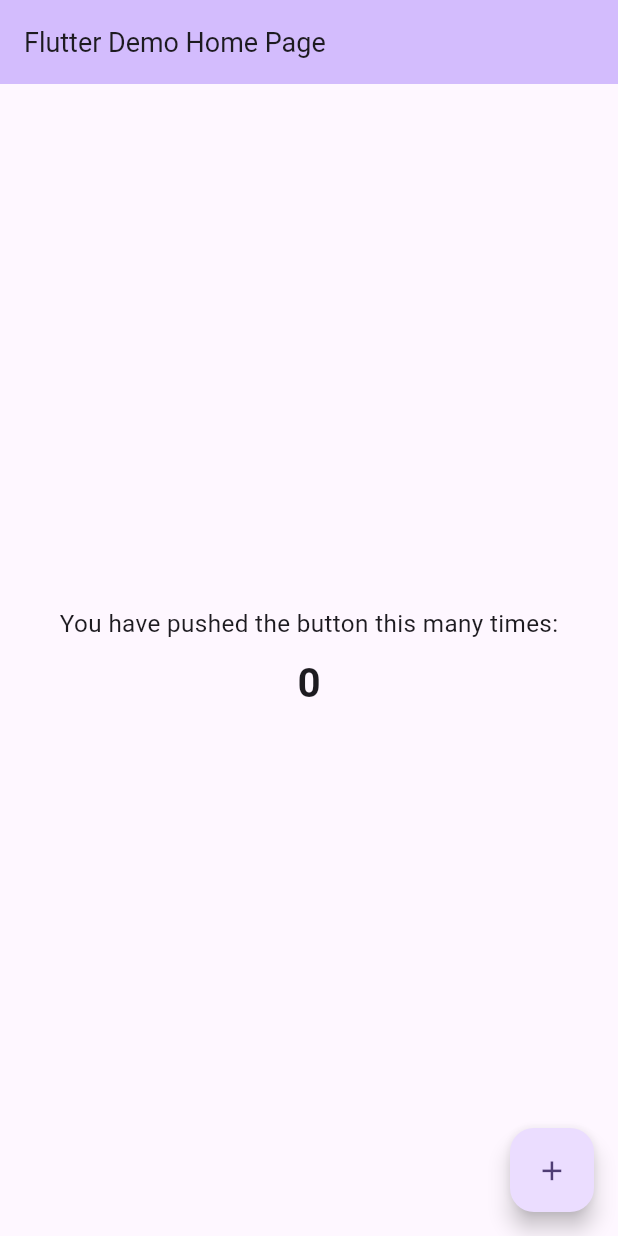
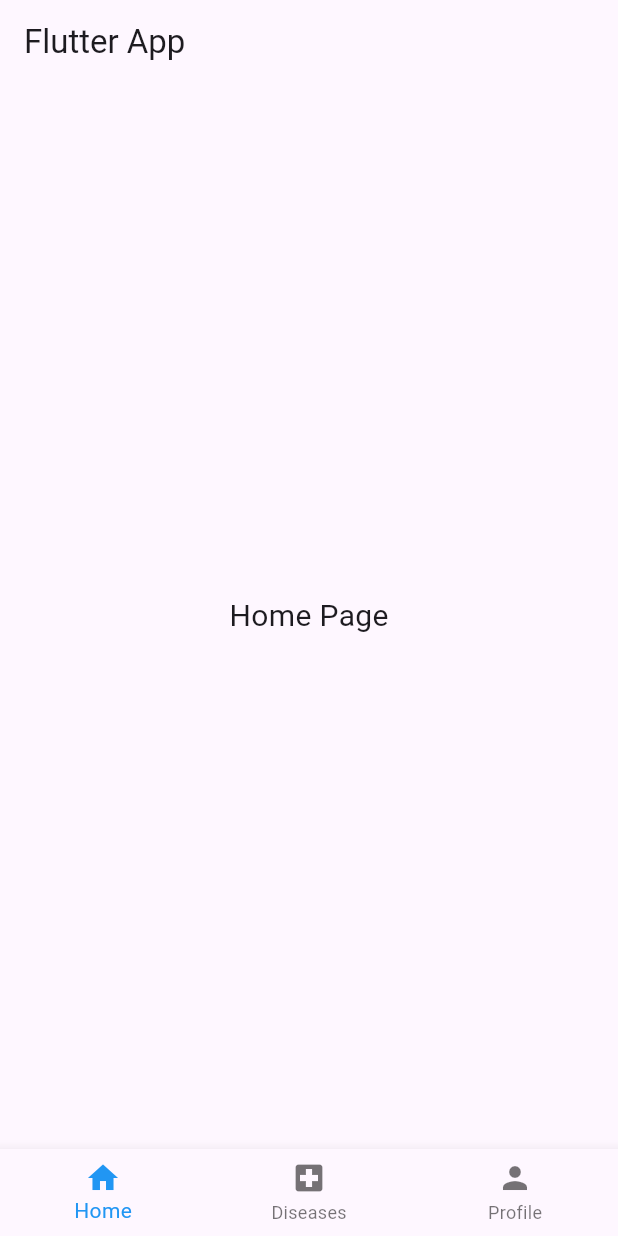
Before and after one commit to IT21161056/Papaya-Buddy, a Flutter app: the screen it shows after launch, on a phone screen of 412 x 824 dp. Run offline on Flutter 3.47's test engine with Material 3 defaults, Android fonts, the phone set to English and light mode, and no system bars.

Commit message:
feat: create splash screen, home screen and the bottom navigation bar

```diff
--- a/mobile_app/lib/main.dart
+++ b/mobile_app/lib/main.dart
@@ -1,5 +1,5 @@
 import 'package:flutter/material.dart';
-import 'package:flutter_screenutil/flutter_screenutil.dart';
+import 'routes/router.dart';
 
 void main() {
   runApp(const MyApp());
@@ -10,71 +10,11 @@ class MyApp extends StatelessWidget {
 
   @override
   Widget build(BuildContext context) {
-    return ScreenUtilInit(
-      designSize: Size(412, 917), // Set design size for scaling
-      minTextAdapt: true,
-      splitScreenMode: true,
-      builder: (context, child) {
-        return MaterialApp(
-          title: 'Flutter Demo',
-          theme: ThemeData(
-            colorScheme: ColorScheme.fromSeed(seedColor: Colors.deepPurple),
-            useMaterial3: true,
-          ),
-          home: const MyHomePage(title: 'Flutter Demo Home Page'),
-        );
-      },
+    return MaterialApp(
+      debugShowCheckedModeBanner: false,
+      title: 'Flutter App',
+      initialRoute: '/',
+      onGenerateRoute: AppRouter.generateRoute,
     );
   }
 }
-
-class MyHomePage extends StatefulWidget {
-  const MyHomePage({super.key, required this.title});
-
-  final String title;
-
-  @override
-  State<MyHomePage> createState() => _MyHomePageState();
-}
-
-class _MyHomePageState extends State<MyHomePage> {
-  int _counter = 0;
-
-  void _incrementCounter() {
-    setState(() {
-      _counter++;
-    });
-  }
-
-  @override
-  Widget build(BuildContext context) {
-    return Scaffold(
-      appBar: AppBar(
-        backgroundColor: Theme.of(context).colorScheme.inversePrimary,
-        title: Text(widget.title,
-            style: TextStyle(fontSize: 20.sp)), // Responsive font size
-      ),
-      body: Center(
-        child: Column(
-          mainAxisAlignment: MainAxisAlignment.center,
-          children: <Widget>[
-            Text(
-              'You have pushed the button this many times:',
-              style: TextStyle(fontSize: 18.sp), // Responsive text size
-            ),
-            SizedBox(height: 10.h), // Responsive spacing
-            Text(
-              '$_counter',
-              style: TextStyle(fontSize: 30.sp, fontWeight: FontWeight.bold),
-            ),
-          ],
-        ),
-      ),
-      floatingActionButton: FloatingActionButton(
-        onPressed: _incrementCounter,
-        tooltip: 'Increment',
-        child: Icon(Icons.add, size: 24.sp), // Responsive icon size
-      ),
-    );
-  }
-}
--- a/mobile_app/lib/routes/router.dart
+++ b/mobile_app/lib/routes/router.dart
@@ -0,0 +1,20 @@
+import 'package:flutter/material.dart';
+import '../views/home_view.dart';
+import '../views/splash_view.dart';
+
+class AppRouter {
+  static Route<dynamic> generateRoute(RouteSettings settings) {
+    switch (settings.name) {
+      case '/':
+        return MaterialPageRoute(builder: (_) => const SplashView());
+      case '/home':
+        return MaterialPageRoute(builder: (_) => const HomeView());
+      default:
+        return MaterialPageRoute(
+          builder: (_) => const Scaffold(
+            body: Center(child: Text('Page Not Found')),
+          ),
+        );
+    }
+  }
+}
--- /dev/null
+++ b/mobile_app/lib/views/home_view.dart
@@ -0,0 +1,44 @@
+import 'package:flutter/material.dart';
+
+class HomeView extends StatefulWidget {
+  const HomeView({super.key});
+
+  @override
+  _HomeViewState createState() => _HomeViewState();
+}
+
+class _HomeViewState extends State<HomeView> {
+  int _selectedIndex = 0;
+
+  // List of pages for navigation
+  static const List<Widget> _pages = <Widget>[
+    Center(child: Text('Home Page', style: TextStyle(fontSize: 20))),
+    Center(child: Text('Disease View', style: TextStyle(fontSize: 20))),
+    Center(child: Text('Profile Page', style: TextStyle(fontSize: 20))),
+  ];
+
+  void _onItemTapped(int index) {
+    setState(() {
+      _selectedIndex = index;
+    });
+  }
+
+  @override
+  Widget build(BuildContext context) {
+    return Scaffold(
+      appBar: AppBar(title: const Text('Flutter App')),
+      body: Center(child: _pages[_selectedIndex]),
+      bottomNavigationBar: BottomNavigationBar(
+        items: const <BottomNavigationBarItem>[
+          BottomNavigationBarItem(icon: Icon(Icons.home), label: 'Home'),
+          BottomNavigationBarItem(
+              icon: Icon(Icons.local_hospital), label: 'Diseases'),
+          BottomNavigationBarItem(icon: Icon(Icons.person), label: 'Profile'),
+        ],
+        currentIndex: _selectedIndex,
+        selectedItemColor: Colors.blue,
+        onTap: _onItemTapped,
+      ),
+    );
+  }
+}
--- /dev/null
+++ b/mobile_app/lib/views/splash_view.dart
@@ -0,0 +1,31 @@
+import 'package:flutter/material.dart';
+import 'dart:async';
+
+class SplashView extends StatefulWidget {
+  const SplashView({super.key});
+
+  @override
+  _SplashViewState createState() => _SplashViewState();
+}
+
+class _SplashViewState extends State<SplashView> {
+  @override
+  void initState() {
+    super.initState();
+    Timer(const Duration(seconds: 2), () {
+      Navigator.pushReplacementNamed(context, '/home');
+    });
+  }
+
+  @override
+  Widget build(BuildContext context) {
+    return Scaffold(
+      body: Center(
+        child: Text(
+          'Welcome to My App',
+          style: TextStyle(fontSize: 24, fontWeight: FontWeight.bold),
+        ),
+      ),
+    );
+  }
+}
```
